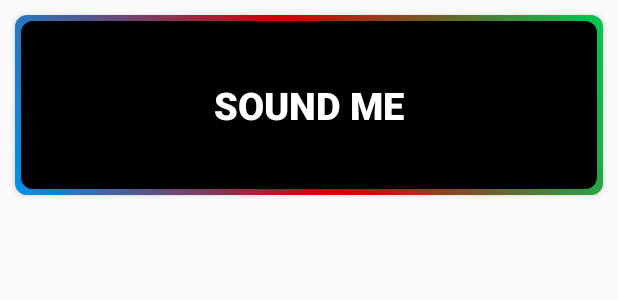
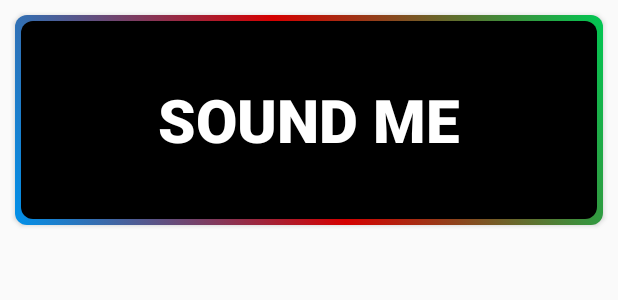
Before and after one commit to Pave1iOS/BeatBoxApp, an Android app: the layout list_item_sound.xml on its own in the app's theme, with its tools: preview values and no code run, on a phone screen of 412 x 824 dp. Shown: the top 300 px of the screen. Run offline under Robolectric (Android 15) with nearby library versions, the phone set to English and light mode, and no system bars.

Commit message:
chapter 22 completed + button pressed and default

```diff
--- /dev/null
+++ b/app/src/main/res/drawable/beat_box_button.xml
@@ -0,0 +1,10 @@
+<?xml version="1.0" encoding="utf-8"?>
+<selector
+    xmlns:android="http://schemas.android.com/apk/res/android">
+
+    <item android:drawable="@drawable/button_beat_box_pressed"
+        android:state_pressed="true"/>
+
+    <item android:drawable="@drawable/button_beat_box_default"/>
+
+</selector>
--- a/app/src/main/res/layout/activity_main.xml
+++ b/app/src/main/res/layout/activity_main.xml
@@ -12,6 +12,8 @@
             android:id="@+id/recycler_view"
             android:layout_width="match_parent"
             android:layout_height="0dp"
+            android:layout_marginStart="15dp"
+            android:layout_marginEnd="15dp"
             android:layout_marginBottom="10dp"
             android:layout_marginTop="45dp"
             app:layout_constraintStart_toStartOf="parent"
--- a/app/src/main/res/layout/list_item_sound.xml
+++ b/app/src/main/res/layout/list_item_sound.xml
@@ -12,11 +12,12 @@
 
         <androidx.appcompat.widget.AppCompatButton
             android:layout_width="match_parent"
-        android:layout_height="120dp"
+            android:layout_height="140dp"
             android:layout_margin="10dp"
             android:text="@{viewModel.title}"
             android:onClick="@{() -> viewModel.onButtonClicked()}"
             tools:text="Sound me">
 
         </androidx.appcompat.widget.AppCompatButton>
+
 </layout>
--- a/app/src/main/res/values/colors.xml
+++ b/app/src/main/res/values/colors.xml
@@ -5,5 +5,6 @@
     <color name="red">#D50000</color>
     <color name="green">#00C853</color>
     <color name="blue">#0091EA</color>
+    <color name="dark_blue">#0D6090</color>
     <color name="yellow">#FFFF00</color>
 </resources>
--- a/app/src/main/res/values/themes.xml
+++ b/app/src/main/res/values/themes.xml
@@ -11,13 +11,13 @@
 
     <style name="BeatBoxButton" parent="Base.Widget.AppCompat.Button">
         <item name="android:textStyle">bold</item>
-        <item name="android:textSize">25sp</item>
+        <item name="android:textSize">40sp</item>
         <item name="android:textColor">@color/white</item>
-        <item name="android:background">@drawable/sound_button_style</item>
+        <item name="android:background">@drawable/beat_box_button</item>
     </style>
 
     <style name="SmallBeatBoxButton" parent="BeatBoxButton">
-        <item name="android:textSize">15sp</item>
+        <item name="android:textSize">25sp</item>
     </style>
 
     <style name="Theme.BeatBoxApp" parent="Base.Theme.BeatBoxApp" />
```
Also changed, not shown: app/src/main/res/drawable/button_beat_box_pressed.xml (added, +28 -0 lines), app/src/main/res/drawable/button_beat_box_default.xml (renamed from app/src/main/res/drawable/sound_button_style.xml). Lines whose indentation alone changed are shown as unchanged.
